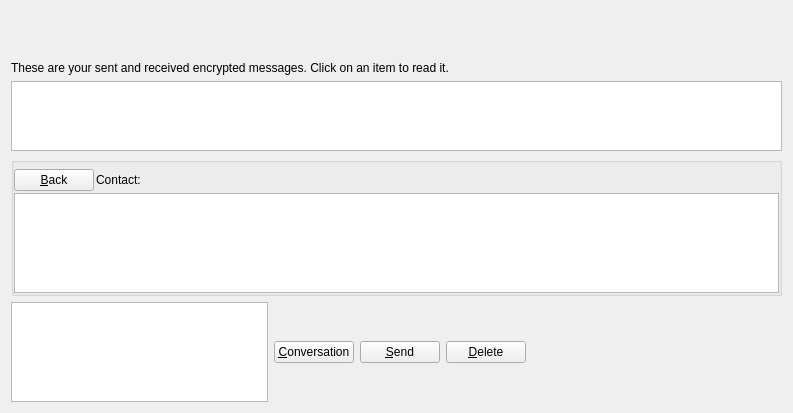
First picture: the form in src/qt/forms/messagepage.ui, repository Quadmium/DopeCoinV3, before the edit.
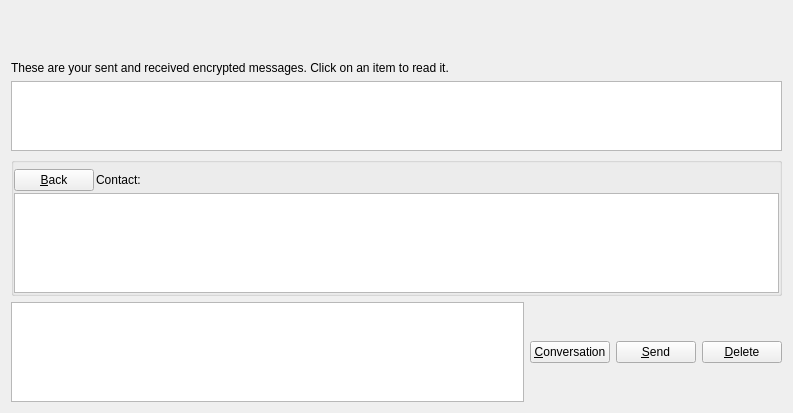
Second picture: the form after the edit. Icons and pictures are not drawn.

```diff
--- a/src/qt/forms/messagepage.ui
+++ b/src/qt/forms/messagepage.ui
@@ -196,19 +196,6 @@
          </property>
         </widget>
        </item>
-       <item>
-        <spacer name="horizontalSpacer">
-         <property name="orientation">
-          <enum>Qt::Horizontal</enum>
-         </property>
-         <property name="sizeHint" stdset="0">
-          <size>
-           <width>40</width>
-           <height>20</height>
-          </size>
-         </property>
-        </spacer>
-       </item>
       </layout>
      </item>
     </layout>
```
Left out of the diff: 9 changed lines with no effect on the pictures.
